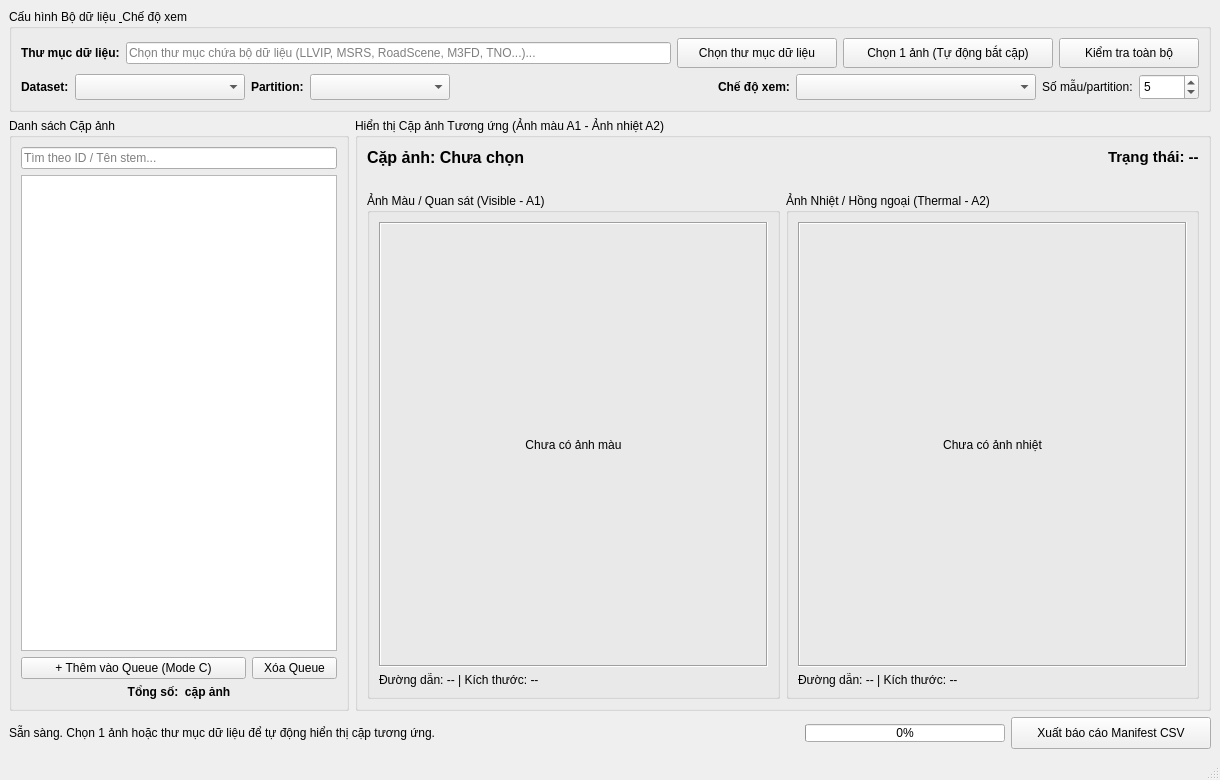
The window that mainwindow.ui (CinnaPea/2026-fusion-research) describes before a commit, drawn with Qt 5.
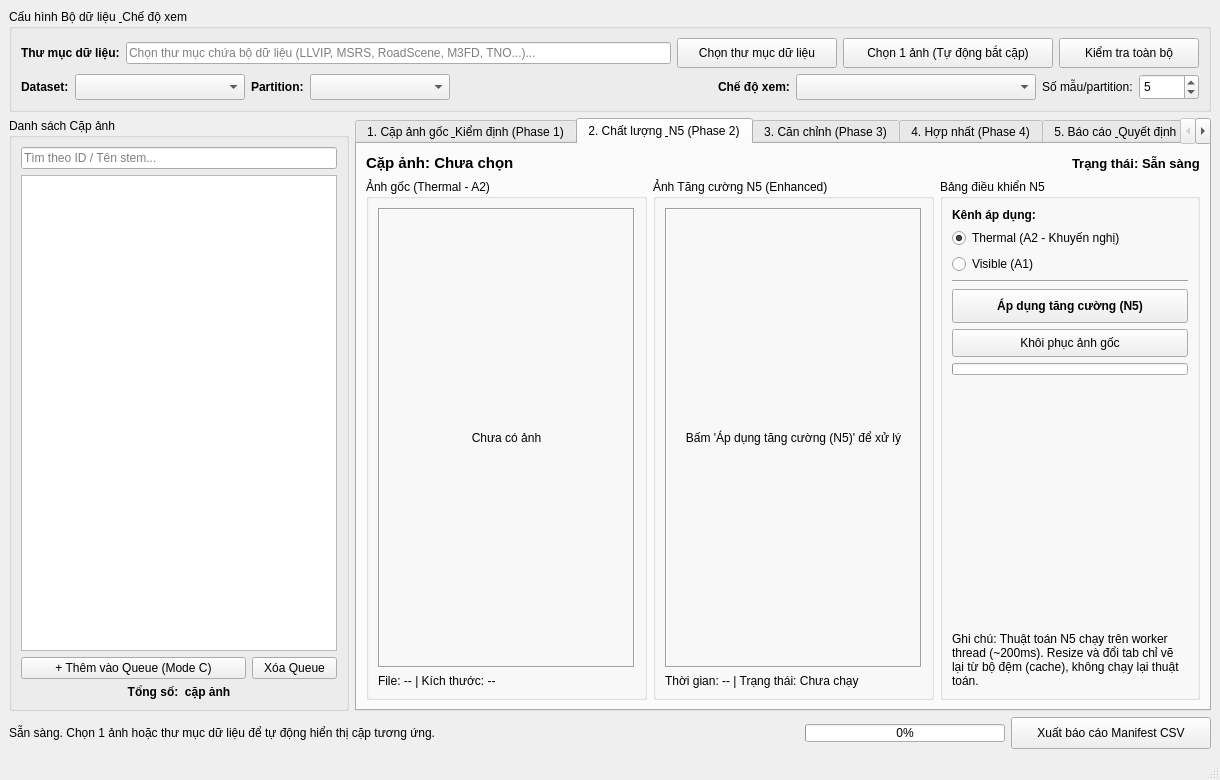
The same window after the commit. The open tabs and pages were chosen to show the change.

Commit message: feat(ui): implement In-Place Tabbed Workspace with N5 state machine and cache redraw

Patch:
```diff
--- a/mainwindow.ui
+++ b/mainwindow.ui
@@ -268,6 +268,16 @@
        </widget>
       </item>
       <item>
+       <widget class="QTabWidget" name="tabMainWorkspaces">
+        <property name="currentIndex">
+         <number>0</number>
+        </property>
+        <widget class="QWidget" name="tabOriginalPair">
+         <attribute name="title">
+          <string>1. Cặp ảnh gốc &amp; Kiểm định (Phase 1)</string>
+         </attribute>
+         <layout class="QVBoxLayout" name="tabOriginalLayout">
+          <item>
        <widget class="QGroupBox" name="grpImageViewer">
         <property name="title">
          <string>Hiển thị Cặp ảnh Tương ứng (Ảnh màu A1 - Ảnh nhiệt A2)</string>
@@ -429,6 +439,488 @@
           </layout>
          </item>
         </layout>
+           </widget>
+          </item>
+         </layout>
+        </widget>
+        <widget class="QWidget" name="tabQualityN5">
+         <attribute name="title">
+          <string>2. Chất lượng &amp; N5 (Phase 2)</string>
+         </attribute>
+         <layout class="QVBoxLayout" name="tabQualityLayout">
+          <item>
+           <layout class="QHBoxLayout" name="n5HeaderLayout">
+            <item>
+             <widget class="QLabel" name="lblN5PairInfo">
+              <property name="font">
+               <font>
+                <pointsize>11</pointsize>
+                <bold>true</bold>
+               </font>
+              </property>
+              <property name="text">
+               <string>Cặp ảnh: Chưa chọn</string>
+              </property>
+             </widget>
+            </item>
+            <item>
+             <spacer name="spacerN5Header">
+              <property name="orientation">
+               <enum>Qt::Orientation::Horizontal</enum>
+              </property>
+              <property name="sizeHint" stdset="0">
+               <size>
+                <width>40</width>
+                <height>20</height>
+               </size>
+              </property>
+             </spacer>
+            </item>
+            <item>
+             <widget class="QLabel" name="lblN5Status">
+              <property name="font">
+               <font>
+                <pointsize>10</pointsize>
+                <bold>true</bold>
+               </font>
+              </property>
+              <property name="text">
+               <string>Trạng thái: Sẵn sàng</string>
+              </property>
+             </widget>
+            </item>
+           </layout>
+          </item>
+          <item>
+           <layout class="QHBoxLayout" name="n5BodyLayout">
+            <item>
+             <layout class="QHBoxLayout" name="n5ImagesLayout">
+              <item>
+               <widget class="QGroupBox" name="grpN5Original">
+                <property name="title">
+                 <string>Ảnh gốc (Thermal - A2)</string>
+                </property>
+                <layout class="QVBoxLayout" name="n5OrigLayout">
+                 <item>
+                  <widget class="QLabel" name="lblN5OriginalImage">
+                   <property name="sizePolicy">
+                    <sizepolicy hsizetype="Expanding" vsizetype="Expanding">
+                     <horstretch>0</horstretch>
+                     <verstretch>0</verstretch>
+                    </sizepolicy>
+                   </property>
+                   <property name="minimumSize">
+                    <size>
+                     <width>150</width>
+                     <height>150</height>
+                    </size>
+                   </property>
+                   <property name="frameShape">
+                    <enum>QFrame::Shape::Box</enum>
+                   </property>
+                   <property name="frameShadow">
+                    <enum>QFrame::Shadow::Sunken</enum>
+                   </property>
+                   <property name="text">
+                    <string>Chưa có ảnh</string>
+                   </property>
+                   <property name="alignment">
+                    <set>Qt::AlignmentFlag::AlignCenter</set>
+                   </property>
+                  </widget>
+                 </item>
+                 <item>
+                  <widget class="QLabel" name="lblN5OriginalInfo">
+                   <property name="text">
+                    <string>File: -- | Kích thước: --</string>
+                   </property>
+                   <property name="wordWrap">
+                    <bool>true</bool>
+                   </property>
+                  </widget>
+                 </item>
+                </layout>
+               </widget>
+              </item>
+              <item>
+               <widget class="QGroupBox" name="grpN5Enhanced">
+                <property name="title">
+                 <string>Ảnh Tăng cường N5 (Enhanced)</string>
+                </property>
+                <layout class="QVBoxLayout" name="n5EnhLayout">
+                 <item>
+                  <widget class="QLabel" name="lblN5EnhancedImage">
+                   <property name="sizePolicy">
+                    <sizepolicy hsizetype="Expanding" vsizetype="Expanding">
+                     <horstretch>0</horstretch>
+                     <verstretch>0</verstretch>
+                    </sizepolicy>
+                   </property>
+                   <property name="minimumSize">
+                    <size>
+                     <width>150</width>
+                     <height>150</height>
+                    </size>
+                   </property>
+                   <property name="frameShape">
+                    <enum>QFrame::Shape::Box</enum>
+                   </property>
+                   <property name="frameShadow">
+                    <enum>QFrame::Shadow::Sunken</enum>
+                   </property>
+                   <property name="text">
+                    <string>Bấm 'Áp dụng tăng cường (N5)' để xử lý</string>
+                   </property>
+                   <property name="alignment">
+                    <set>Qt::AlignmentFlag::AlignCenter</set>
+                   </property>
+                  </widget>
+                 </item>
+                 <item>
+                  <widget class="QLabel" name="lblN5EnhancedInfo">
+                   <property name="text">
+                    <string>Thời gian: -- | Trạng thái: Chưa chạy</string>
+                   </property>
+                   <property name="wordWrap">
+                    <bool>true</bool>
+                   </property>
+                  </widget>
+                 </item>
+                </layout>
+               </widget>
+              </item>
+             </layout>
+            </item>
+            <item>
+             <widget class="QGroupBox" name="grpN5Controls">
+              <property name="maximumSize">
+               <size>
+                <width>260</width>
+                <height>16777215</height>
+               </size>
+              </property>
+              <property name="title">
+               <string>Bảng điều khiển N5</string>
+              </property>
+              <layout class="QVBoxLayout" name="n5ControlsLayout">
+               <item>
+                <widget class="QLabel" name="lblN5TargetLabel">
+                 <property name="font">
+                  <font>
+                   <bold>true</bold>
+                  </font>
+                 </property>
+                 <property name="text">
+                  <string>Kênh áp dụng:</string>
+                 </property>
+                </widget>
+               </item>
+               <item>
+                <widget class="QRadioButton" name="radN5Thermal">
+                 <property name="text">
+                  <string>Thermal (A2 - Khuyến nghị)</string>
+                 </property>
+                 <property name="checked">
+                  <bool>true</bool>
+                 </property>
+                </widget>
+               </item>
+               <item>
+                <widget class="QRadioButton" name="radN5Visible">
+                 <property name="text">
+                  <string>Visible (A1)</string>
+                 </property>
+                </widget>
+               </item>
+               <item>
+                <widget class="Line" name="lineN5Separator">
+                 <property name="orientation">
+                  <enum>Qt::Orientation::Horizontal</enum>
+                 </property>
+                </widget>
+               </item>
+               <item>
+                <widget class="QPushButton" name="btnApplyN5">
+                 <property name="minimumSize">
+                  <size>
+                   <width>0</width>
+                   <height>34</height>
+                  </size>
+                 </property>
+                 <property name="font">
+                  <font>
+                   <bold>true</bold>
+                  </font>
+                 </property>
+                 <property name="text">
+                  <string>Áp dụng tăng cường (N5)</string>
+                 </property>
+                </widget>
+               </item>
+               <item>
+                <widget class="QPushButton" name="btnResetN5">
+                 <property name="minimumSize">
+                  <size>
+                   <width>0</width>
+                   <height>28</height>
+                  </size>
+                 </property>
+                 <property name="text">
+                  <string>Khôi phục ảnh gốc</string>
+                 </property>
+                </widget>
+               </item>
+               <item>
+                <widget class="QProgressBar" name="prgN5">
+                 <property name="maximumSize">
+                  <size>
+                   <width>16777215</width>
+                   <height>12</height>
+                  </size>
+                 </property>
+                 <property name="value">
+                  <number>0</number>
+                 </property>
+                 <property name="textVisible">
+                  <bool>false</bool>
+                 </property>
+                </widget>
+               </item>
+               <item>
+                <spacer name="spacerN5Controls">
+                 <property name="orientation">
+                  <enum>Qt::Orientation::Vertical</enum>
+                 </property>
+                 <property name="sizeHint" stdset="0">
+                  <size>
+                   <width>20</width>
+                   <height>40</height>
+                  </size>
+                 </property>
+                </spacer>
+               </item>
+               <item>
+                <widget class="QLabel" name="lblN5Note">
+                 <property name="text">
+                  <string>Ghi chú: Thuật toán N5 chạy trên worker thread (~200ms). Resize và đổi tab chỉ vẽ lại từ bộ đệm (cache), không chạy lại thuật toán.</string>
+                 </property>
+                 <property name="wordWrap">
+                  <bool>true</bool>
+                 </property>
+                </widget>
+               </item>
+              </layout>
+             </widget>
+            </item>
+           </layout>
+          </item>
+         </layout>
+        </widget>
+        <widget class="QWidget" name="tabRegistration">
+         <attribute name="title">
+          <string>3. Căn chỉnh (Phase 3)</string>
+         </attribute>
+         <layout class="QVBoxLayout" name="tabRegLayout">
+          <item>
+           <widget class="QLabel" name="lblRegNotice">
+            <property name="font">
+             <font>
+              <bold>true</bold>
+             </font>
+            </property>
+            <property name="styleSheet">
+             <string>background-color: #2b2518; color: #E5A93C; padding: 10px; border-radius: 6px; border: 1px solid #7c5b1c;</string>
+            </property>
+            <property name="text">
+             <string>[EXPERIMENTAL PLACEHOLDER] Giao diện Kiểm tra Căn chỉnh (Registration / Alignment)
+Thuật toán so khớp điểm đặc trưng (Matcher) và ma trận Homography đang được nghiên cứu tại Python Phase 3.</string>
+            </property>
+            <property name="wordWrap">
+             <bool>true</bool>
+            </property>
+           </widget>
+          </item>
+          <item>
+           <widget class="QGroupBox" name="grpRegPreview">
+            <property name="title">
+             <string>So sánh Chồng hình Trực quan (Overlay Blend)</string>
+            </property>
+            <layout class="QVBoxLayout" name="regPreviewLayout">
+             <item>
+              <widget class="QLabel" name="lblRegImage">
+               <property name="sizePolicy">
+                <sizepolicy hsizetype="Expanding" vsizetype="Expanding">
+                 <horstretch>0</horstretch>
+                 <verstretch>0</verstretch>
+                </sizepolicy>
+               </property>
+               <property name="minimumSize">
+                <size>
+                 <width>200</width>
+                 <height>200</height>
+                </size>
+               </property>
+               <property name="frameShape">
+                <enum>QFrame::Shape::Box</enum>
+               </property>
+               <property name="frameShadow">
+                <enum>QFrame::Shadow::Sunken</enum>
+               </property>
+               <property name="text">
+                <string>Chưa chọn cặp ảnh hoặc thuật toán Matcher chưa khả dụng trong C++</string>
+               </property>
+               <property name="alignment">
+                <set>Qt::AlignmentFlag::AlignCenter</set>
+               </property>
+              </widget>
+             </item>
+             <item>
+              <layout class="QHBoxLayout" name="regControlLayout">
+               <item>
+                <widget class="QLabel" name="lblAlphaSlider">
+                 <property name="text">
+                  <string>Độ trong suốt chồng hình (Alpha Blend):</string>
+                 </property>
+                </widget>
+               </item>
+               <item>
+                <widget class="QSlider" name="sldRegAlpha">
+                 <property name="orientation">
+                  <enum>Qt::Orientation::Horizontal</enum>
+                 </property>
+                 <property name="minimum">
+                  <number>0</number>
+                 </property>
+                 <property name="maximum">
+                  <number>100</number>
+                 </property>
+                 <property name="value">
+                  <number>50</number>
+                 </property>
+                </widget>
+               </item>
+               <item>
+                <widget class="QCheckBox" name="chkRegCheckerboard">
+                 <property name="text">
+                  <string>Lưới so lệch (Checkerboard)</string>
+                 </property>
+                </widget>
+               </item>
+              </layout>
+             </item>
+            </layout>
+           </widget>
+          </item>
+         </layout>
+        </widget>
+        <widget class="QWidget" name="tabFusion">
+         <attribute name="title">
+          <string>4. Hợp nhất (Phase 4)</string>
+         </attribute>
+         <layout class="QVBoxLayout" name="tabFusionLayout">
+          <item>
+           <widget class="QLabel" name="lblFusionNotice">
+            <property name="font">
+             <font>
+              <bold>true</bold>
+             </font>
+            </property>
+            <property name="styleSheet">
+             <string>background-color: #1a2733; color: #4B8DFF; padding: 10px; border-radius: 6px; border: 1px solid #224b7a;</string>
+            </property>
+            <property name="text">
+             <string>[EXPERIMENTAL PLACEHOLDER] Giao diện Thử nghiệm Hợp nhất Đa phổ (Visual-Thermal Fusion)
+Các phương pháp hợp nhất đang trong quá trình đánh giá và nghiệm thu khoa học trước khi port sang C++.</string>
+            </property>
+            <property name="wordWrap">
+             <bool>true</bool>
+            </property>
+           </widget>
+          </item>
+          <item>
+           <widget class="QLabel" name="lblFusionCanvas">
+            <property name="sizePolicy">
+             <sizepolicy hsizetype="Expanding" vsizetype="Expanding">
+              <horstretch>0</horstretch>
+              <verstretch>0</verstretch>
+             </sizepolicy>
+            </property>
+            <property name="minimumSize">
+             <size>
+              <width>200</width>
+              <height>200</height>
+             </size>
+            </property>
+            <property name="frameShape">
+             <enum>QFrame::Shape::Box</enum>
+            </property>
+            <property name="frameShadow">
+             <enum>QFrame::Shadow::Sunken</enum>
+            </property>
+            <property name="text">
+             <string>Khung hiển thị kết quả Hợp nhất (Sẽ hiển thị khi có thuật toán C++)</string>
+            </property>
+            <property name="alignment">
+             <set>Qt::AlignmentFlag::AlignCenter</set>
+            </property>
+           </widget>
+          </item>
+         </layout>
+        </widget>
+        <widget class="QWidget" name="tabEvaluation">
+         <attribute name="title">
+          <string>5. Báo cáo &amp; Quyết định (Phase 5/6)</string>
+         </attribute>
+         <layout class="QVBoxLayout" name="tabEvalLayout">
+          <item>
+           <widget class="QLabel" name="lblEvalNotice">
+            <property name="font">
+             <font>
+              <bold>true</bold>
+             </font>
+            </property>
+            <property name="styleSheet">
+             <string>background-color: #172b26; color: #39BDA7; padding: 10px; border-radius: 6px; border: 1px solid #1f5c4f;</string>
+            </property>
+            <property name="text">
+             <string>[TELEMETRY &amp; EVALUATION] Đánh giá Chất lượng Hợp nhất &amp; Tuyến Định tuyến (Route Selection)
+Đang chờ pipeline tích hợp các tuyến R_V, R_T, R_F, R_RF và bộ chỉ số đo lường hiệu năng thời gian thực.</string>
+            </property>
+            <property name="wordWrap">
+             <bool>true</bool>
+            </property>
+           </widget>
+          </item>
+          <item>
+           <widget class="QLabel" name="lblEvalCanvas">
+            <property name="sizePolicy">
+             <sizepolicy hsizetype="Expanding" vsizetype="Expanding">
+              <horstretch>0</horstretch>
+              <verstretch>0</verstretch>
+             </sizepolicy>
+            </property>
+            <property name="minimumSize">
+             <size>
+              <width>200</width>
+              <height>200</height>
+             </size>
+            </property>
+            <property name="frameShape">
+             <enum>QFrame::Shape::Box</enum>
+            </property>
+            <property name="frameShadow">
+             <enum>QFrame::Shadow::Sunken</enum>
+            </property>
+            <property name="text">
+             <string>Bảng chỉ số chất lượng &amp; Telemetry chi phí tính toán</string>
+            </property>
+            <property name="alignment">
+             <set>Qt::AlignmentFlag::AlignCenter</set>
+            </property>
+           </widget>
+          </item>
+         </layout>
+        </widget>
        </widget>
       </item>
      </layout>
```
Lines whose indentation alone changed are shown as unchanged. The commit also changes 2 other files.
